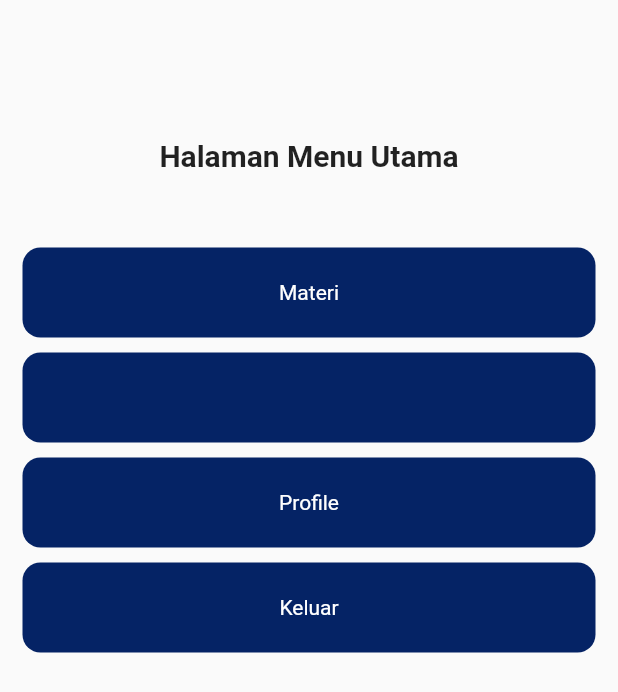
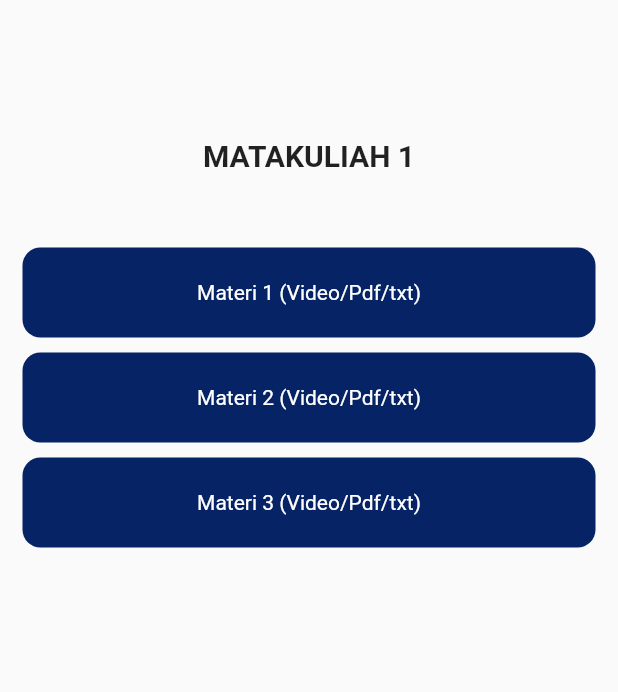
Before and after one commit to fakih06/lms-unm, a Flutter app: the WelcomeScreen screen opened directly, after a tap on "Materi", on a phone screen of 412 x 824 dp. Shown: the top 692 px of the screen. Run offline on Flutter 3.47's test engine with Material 2 defaults, Android fonts, the phone set to English and light mode, and no system bars.

Commit message:
tambah matkul_screen

```diff
--- a/lib/main.dart
+++ b/lib/main.dart
@@ -1,4 +1,4 @@
-import 'package:login_signup/utils/exports.dart';
+import 'package:unm_lms/utils/exports.dart';
 
 void main() {
   runApp(const MyApp());
--- a/lib/views/login_signup/login_screen.dart
+++ b/lib/views/login_signup/login_screen.dart
@@ -1,4 +1,4 @@
-import 'package:login_signup/utils/exports.dart';
+import 'package:unm_lms/utils/exports.dart';
 
 class LoginScreen extends StatefulWidget {
   const LoginScreen({Key? key}) : super(key: key);
--- /dev/null
+++ b/lib/views/matkul_screen.dart
@@ -0,0 +1,115 @@
+import 'package:unm_lms/utils/exports.dart';
+
+class MatkulScreen extends StatefulWidget {
+  const MatkulScreen({Key? key}) : super(key: key);
+
+  @override
+  _MatkulScreenState createState() => _MatkulScreenState();
+}
+
+class _MatkulScreenState extends State<MatkulScreen> {
+  @override
+  Widget build(BuildContext context) {
+    return SafeArea(
+      child: Scaffold(
+        body: SingleChildScrollView(
+          child: Padding(
+            padding: const EdgeInsets.only(top: 44),
+            child: Column(
+              children: [
+                // const Image(image: AssetImage("image/img2.png")),
+                const SizedBox(height: 48),
+                Text(
+                  'MATAKULIAH 1',
+                  style: TextStyle(fontWeight: FontWeight.bold, fontSize: 20),
+                ),
+                SizedBox(height: 20),
+                // customText(
+                //     txt: "Now, welcome to our beautiful app!",
+                //     style: const TextStyle(
+                //       fontWeight: FontWeight.normal,
+                //       fontSize: 14,
+                //     )),
+                const SizedBox(height: 30),
+                Padding(
+                  padding:
+                      const EdgeInsets.symmetric(vertical: 0, horizontal: 15),
+                  child: InkWell(
+                    child: Container(
+                        width: double.infinity,
+                        height: 60,
+                        decoration: BoxDecoration(
+                          color: Color.fromARGB(255, 5, 35, 101),
+                          borderRadius: BorderRadius.circular(12),
+                        ),
+                        child: Center(
+                          child: Text(
+                            'Materi 1 (Video/Pdf/txt)',
+                            style: const TextStyle(
+                              color: Colors.white,
+                              fontWeight: FontWeight.normal,
+                              fontSize: 14,
+                            ),
+                          ),
+                        )),
+                    onTap: () {},
+                  ),
+                ),
+                const SizedBox(height: 10),
+                Padding(
+                  padding:
+                      const EdgeInsets.symmetric(vertical: 0, horizontal: 15),
+                  child: InkWell(
+                    child: Container(
+                        width: double.infinity,
+                        height: 60,
+                        decoration: BoxDecoration(
+                          color: Color.fromARGB(255, 5, 35, 101),
+                          borderRadius: BorderRadius.circular(12),
+                        ),
+                        child: Center(
+                          child: Text(
+                            'Materi 2 (Video/Pdf/txt)',
+                            style: const TextStyle(
+                              color: Colors.white,
+                              fontWeight: FontWeight.normal,
+                              fontSize: 14,
+                            ),
+                          ),
+                        )),
+                    onTap: () {},
+                  ),
+                ),
+                const SizedBox(height: 10),
+                Padding(
+                  padding:
+                      const EdgeInsets.symmetric(vertical: 0, horizontal: 15),
+                  child: InkWell(
+                    child: Container(
+                        width: double.infinity,
+                        height: 60,
+                        decoration: BoxDecoration(
+                          color: Color.fromARGB(255, 5, 35, 101),
+                          borderRadius: BorderRadius.circular(12),
+                        ),
+                        child: Center(
+                          child: Text(
+                            'Materi 3 (Video/Pdf/txt)',
+                            style: const TextStyle(
+                              color: Colors.white,
+                              fontWeight: FontWeight.normal,
+                              fontSize: 14,
+                            ),
+                          ),
+                        )),
+                    onTap: () {},
+                  ),
+                ),
+              ],
+            ),
+          ),
+        ),
+      ),
+    );
+  }
+}
--- a/lib/views/welcome_Screen.dart
+++ b/lib/views/welcome_Screen.dart
@@ -1,4 +1,5 @@
-import 'package:login_signup/utils/exports.dart';
+import 'package:unm_lms/utils/exports.dart';
+import 'package:unm_lms/views/matkul_screen.dart';
 
 class WelcomeScreen extends StatefulWidget {
   const WelcomeScreen({Key? key}) : super(key: key);
@@ -52,7 +53,10 @@ class _WelcomeScreenState extends State<WelcomeScreen> {
                             ),
                           ),
                         )),
-                    onTap: () {},
+                    onTap: () {
+                      Navigator.of(context).push(MaterialPageRoute(
+                          builder: (context) => const MatkulScreen()));
+                    },
                   ),
                 ),
                 const SizedBox(height: 10),
```
Also changed, not shown: 176 other files.
